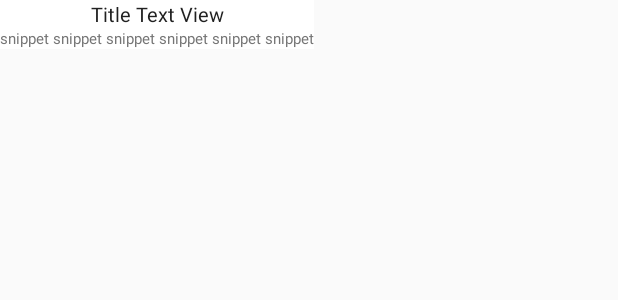
After one commit to heyhuyen/codepath-nytimes-search, an Android app: the layout item_text.xml on its own in the app's theme, with its tools: preview values and no code run, on a phone screen of 412 x 824 dp. The commit adds this screen. Shown: the top 300 px of the screen. Run offline under Robolectric (Android 15) with nearby library versions, the phone set to English and light mode, and no system bars.

Commit message:
Heterogeneous layouts for text only vs thumbnail results

```diff
--- a/app/src/main/java/com/huyentran/nytsearch/net/ArticleClient.java
+++ b/app/src/main/java/com/huyentran/nytsearch/net/ArticleClient.java
@@ -25,7 +25,7 @@ public class ArticleClient {
     private static final String SORT_BY_PARAM_KEY = "sort";
     private static final String FILTERS_PARAM_KEY = "fq";
     private static final String FIELD_LIMIT_PARAM_KEY = "fl";
-    private static final String FIELD_LIMIT_PARAM = "web_url,multimedia,headline,pub_date,document_type,news_desk";
+    private static final String FIELD_LIMIT_PARAM = "web_url,snippet,multimedia,headline,pub_date,document_type,news_desk";
 
     private static final String HYPHEN = "-";
     private static final String SPACE = " ";
--- /dev/null
+++ b/app/src/main/res/layout/item_text.xml
@@ -0,0 +1,27 @@
+<?xml version="1.0" encoding="utf-8"?>
+<LinearLayout xmlns:android="http://schemas.android.com/apk/res/android"
+              xmlns:tools="http://schemas.android.com/tools"
+              android:orientation="vertical"
+              android:layout_width="wrap_content"
+              android:layout_height="wrap_content"
+              android:background="@android:color/white" >
+
+    <TextView
+        android:id="@+id/tvHeadline"
+        android:layout_width="match_parent"
+        android:layout_height="wrap_content"
+        android:gravity="center"
+        android:textSize="@dimen/headline_text_size"
+        tools:text="Title Text View" />
+
+    <TextView
+        android:id="@+id/tvSnippet"
+        android:layout_width="match_parent"
+        android:layout_height="wrap_content"
+        tools:text="snippet snippet snippet snippet snippet snippet"
+        android:ellipsize="end"
+        android:textSize="@dimen/snippet_text_size"
+        android:maxLines="5"
+        android:textColor="@color/colorTextSecondary"/>
+
+</LinearLayout>
--- a/app/src/main/res/layout/item_article_result.xml
+++ b/app/src/main/res/layout/item_thumbnail.xml
@@ -17,6 +17,7 @@
         android:layout_width="match_parent"
         android:layout_height="wrap_content"
         android:gravity="center"
+        android:textSize="@dimen/headline_text_size"
         tools:text="Title Text View" />
 
 </LinearLayout>
--- a/app/src/main/res/values/dimens.xml
+++ b/app/src/main/res/values/dimens.xml
@@ -15,4 +15,6 @@
     <!-- Text -->
     <dimen name="dialog_title_size">24sp</dimen>
     <dimen name="button_text_size">16sp</dimen>
+    <dimen name="headline_text_size">13sp</dimen>
+    <dimen name="snippet_text_size">10sp</dimen>
 </resources>
```
Also changed, not shown: app/src/main/java/com/huyentran/nytsearch/adapters/ArticleArrayAdapter.java (+63 -25 lines), app/src/main/java/com/huyentran/nytsearch/adapters/TextViewHolder.java (added, +38 -0 lines), app/src/main/java/com/huyentran/nytsearch/adapters/ThumbnailViewHolder.java (added, +38 -0 lines), app/src/main/java/com/huyentran/nytsearch/db/ArticleDBHelper.java (+15 -6 lines), app/src/main/java/com/huyentran/nytsearch/model/Article.java (+9 -1 lines), 1 other file.
